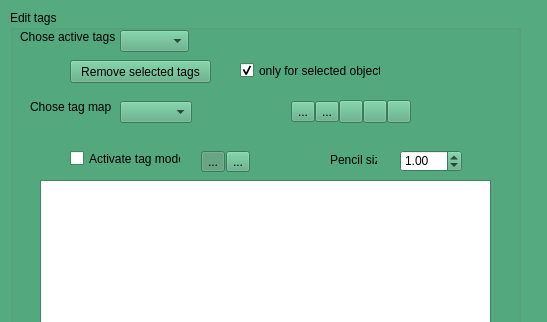
First picture: the form in MorphoDig/Qt/mqEditTagsDialog.ui, repository morphomuseum/MorphoDig, before the edit; both pictures show x 0 to 547 and y 0 to 322 of the 547 by 778 pixel window.
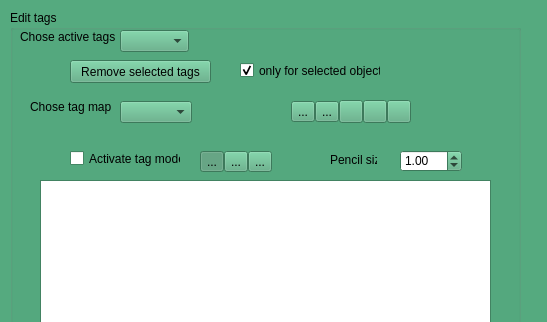
Second picture: the form after the edit. Icons and pictures are not drawn.

Commit message: Lasso tag inside

```diff
--- a/MorphoDig/Qt/mqEditTagsDialog.ui
+++ b/MorphoDig/Qt/mqEditTagsDialog.ui
@@ -734,7 +734,7 @@
      <rect>
       <x>190</x>
       <y>140</y>
-      <width>51</width>
+      <width>73</width>
       <height>24</height>
      </rect>
     </property>
@@ -773,6 +773,17 @@
        </property>
       </widget>
      </item>
+     <item>
+      <widget class="QToolButton" name="lassoOn">
+       <property name="text">
+        <string>...</string>
+       </property>
+       <property name="icon">
+        <iconset resource="../Icons/icons.qrc">
+         <normaloff>:/Icons/Lasso_keepinside.png</normaloff>:/Icons/Lasso_keepinside.png</iconset>
+       </property>
+      </widget>
+     </item>
     </layout>
    </widget>
    <widget class="QCheckBox" name="activateTagMode">
```
The commit also changes 3 other files.
